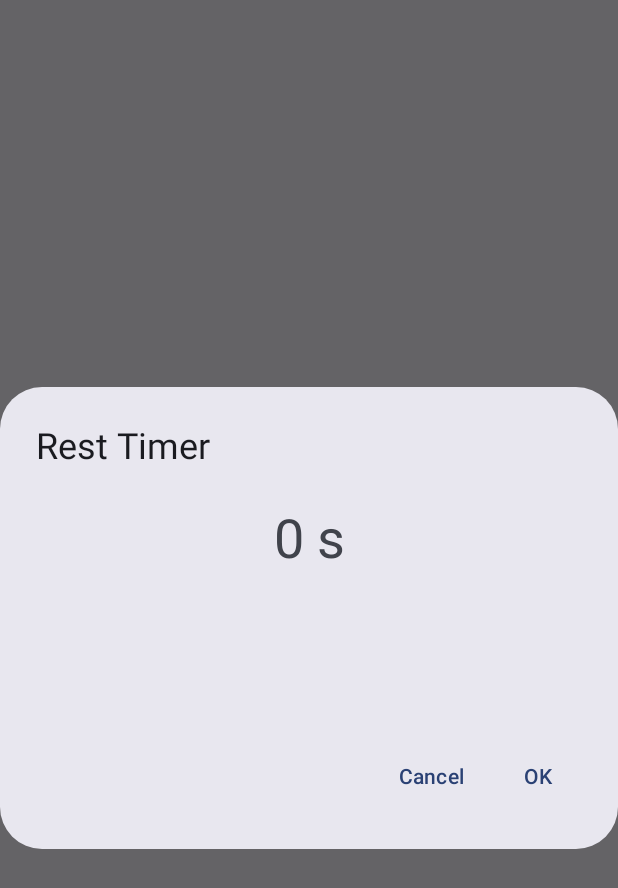
After one commit to Re7enton/Re7enton_Simple_Workout_App, an Android app built with Jetpack Compose: the composable RestCountdownDialog called with empty values, on a phone screen of 412 x 824 dp. The commit adds this screen. Shown: the top 888 px of the screen. Run offline under Robolectric (Android 15) with nearby library versions, the phone set to English and light mode, and no system bars; our stand-ins replace Timber; 1 statement that could not run was skipped.

Commit message:
added a simple rest timer that counts down. added the ability to visually show which workout is selected.

```diff
--- /dev/null
+++ b/app/src/main/java/com/example/re7entonsimpleworkoutapp/ui/components/RestCountdownDialog.kt
@@ -0,0 +1,104 @@
+package com.example.re7entonsimpleworkoutapp.ui.components
+
+import androidx.compose.foundation.layout.Column
+import androidx.compose.foundation.layout.Spacer
+import androidx.compose.foundation.layout.fillMaxWidth
+import androidx.compose.foundation.layout.height
+import androidx.compose.foundation.layout.padding
+import androidx.compose.foundation.layout.size
+import androidx.compose.material3.AlertDialog
+import androidx.compose.material3.CircularProgressIndicator
+import androidx.compose.material3.MaterialTheme
+import androidx.compose.material3.Text
+import androidx.compose.material3.TextButton
+import androidx.compose.runtime.Composable
+import androidx.compose.runtime.LaunchedEffect
+import androidx.compose.runtime.getValue
+import androidx.compose.runtime.mutableStateOf
+import androidx.compose.runtime.remember
+import androidx.compose.runtime.setValue
+import androidx.compose.ui.Alignment
+import androidx.compose.ui.Modifier
+import androidx.compose.ui.tooling.preview.Preview
+import androidx.compose.ui.unit.dp
+import kotlinx.coroutines.delay
+import timber.log.Timber
+
+/**
+ * A dialog that counts down from [seconds] to 0.
+ * - [onFinish] is called when timer reaches zero or when "OK" is tapped.
+ * - [onCancel] is called if user taps "Cancel".
+ */
+@Composable
+fun RestCountdownDialog(
+    seconds: Int,
+    onFinish: () -> Unit,
+    onCancel: () -> Unit
+) {
+    // Track remaining seconds in local state
+    var remaining by remember { mutableStateOf(seconds) }
+
+    // Launch a coroutine when this composable is first shown
+    LaunchedEffect(seconds) {
+        // Loop once per second until time is up
+        while (remaining > 0) {
+            delay(1_000L)
+            remaining -= 1
+            Timber.d("Countdown: $remaining seconds left")
+        }
+        // Notify that timer finished
+        onFinish()
+    }
+
+    AlertDialog(
+        onDismissRequest = { /* Prevent dismiss on outside tap */ },
+        title = { Text("Rest Timer") },
+        text = {
+            Column(
+                horizontalAlignment = Alignment.CenterHorizontally,
+                modifier = Modifier
+                    .fillMaxWidth()
+                    .padding(vertical = 8.dp)
+            ) {
+                // Show how many seconds are left
+                Text(
+                    text = "$remaining s",
+                    style = MaterialTheme.typography.displaySmall
+                )
+                Spacer(modifier = Modifier.height(16.dp))
+                // New, non‑deprecated overload: progress as lambda
+                val fraction = (remaining.toFloat() / seconds.toFloat()).coerceIn(0f, 1f)
+                CircularProgressIndicator(
+                    progress = { fraction },    // pass a lambda returning current fraction
+                    modifier = Modifier.size(64.dp)
+                )
+            }
+        },
+        confirmButton = {
+            TextButton(onClick = {
+                Timber.i("Rest countdown confirmed (OK)")
+                onFinish()
+            }) {
+                Text("OK")
+            }
+        },
+        dismissButton = {
+            TextButton(onClick = {
+                Timber.d("Rest countdown cancelled")
+                onCancel()
+            }) {
+                Text("Cancel")
+            }
+        }
+    )
+}
+
+@Preview(showBackground = true)
+@Composable
+fun RestCountdownDialogPreview() {
+    RestCountdownDialog(
+        seconds = 10,
+        onFinish = { /* no-op */ },
+        onCancel = { /* no-op */ }
+    )
+}
```
Also changed, not shown: app/src/main/java/com/example/re7entonsimpleworkoutapp/ui/components/RestTimerDialog.kt (+24 -7 lines), app/src/main/java/com/example/re7entonsimpleworkoutapp/ui/screens/MainScreen.kt (+99 -26 lines).
